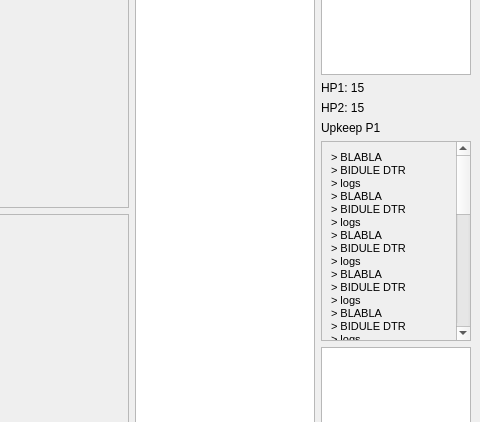
Before: the Qt Designer form main_window.ui in zalt00/magic-mcts, drawn with Qt 5; both pictures show x 490 to 970 and y 190 to 612 of the 970 by 824 pixel window.
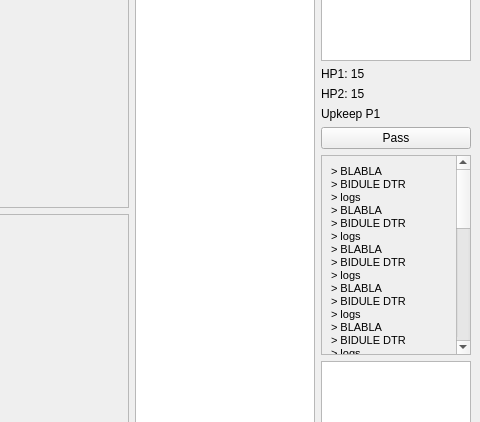
After: the same form once the commit is applied.

```diff
--- a/main_window.ui
+++ b/main_window.ui
@@ -182,6 +182,13 @@
          </property>
         </widget>
        </item>
+       <item>
+        <widget class="QPushButton" name="passButton">
+         <property name="text">
+          <string>Pass</string>
+         </property>
+        </widget>
+       </item>
        <item>
         <widget class="QScrollArea" name="scrollArea">
          <property name="maximumSize">
```
